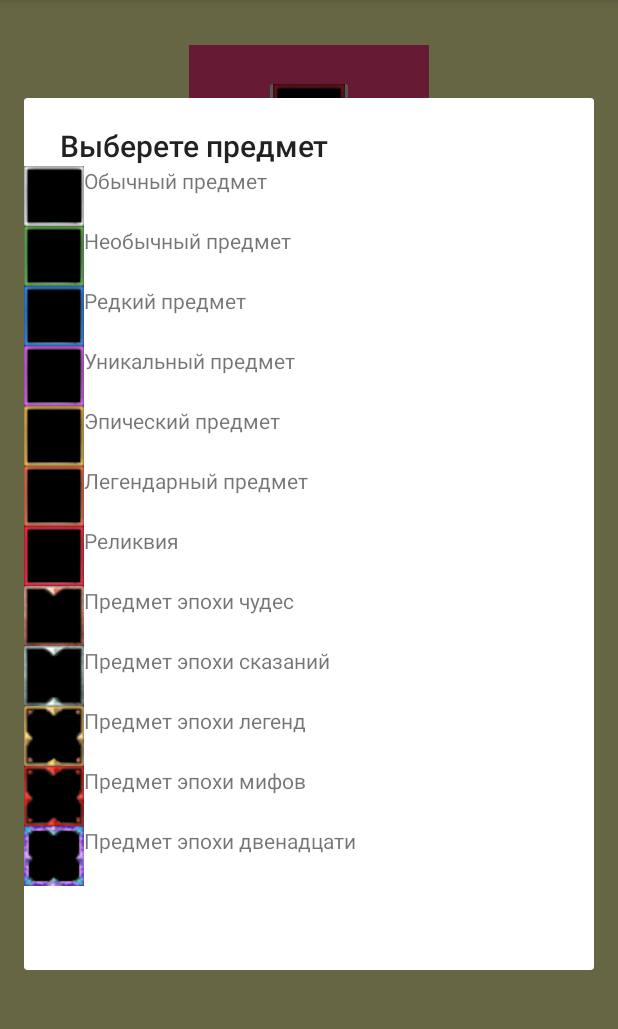
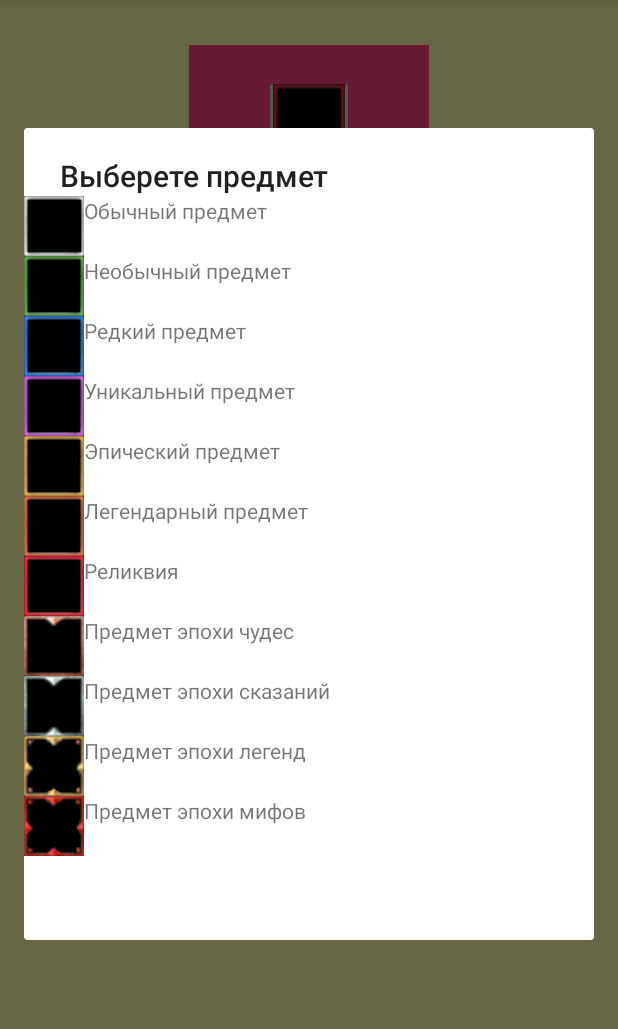
Before and after one commit to CrispyMoses/ArcheageRegrade, an Android app: the screen it shows after launch (RegradeActivity), after a tap on an icon or button, on a phone screen of 412 x 824 dp, the part 84-1113 px from its top. Run offline under Robolectric (Android 15) with nearby library versions, the phone set to English and light mode, and no system bars.

Commit message:
Commit 17

```diff
--- a/app/src/main/java/com/bignerdranch/android/archeageregrade/ItemPickerFragment.java
+++ b/app/src/main/java/com/bignerdranch/android/archeageregrade/ItemPickerFragment.java
@@ -47,7 +47,8 @@ public class ItemPickerFragment extends DialogFragment {
         mCode = getArguments().getInt(DIALOG_ITEM);
         mItemPosition = getArguments().getInt(ITEM_POSITION);
         if (mCode == RegradeFragment.ITEM_DIALOG_LIST_CODE) {
-            mItemsList = ItemsDataBase.getInstance().getItemList();
+            mItemsList = ItemsDataBase.getInstance().getItemList()
+                    .subList(0, ItemsDataBase.getInstance().getItemList().size() - 1);
         }
         else if (mCode == RegradeFragment.SCROLL_DIALOG_LIST_CODE)
             mItemsList = ItemsDataBase.getInstance().getScrollList();
--- a/app/src/main/java/com/bignerdranch/android/archeageregrade/RegradeFragment.java
+++ b/app/src/main/java/com/bignerdranch/android/archeageregrade/RegradeFragment.java
@@ -64,6 +64,7 @@ public class RegradeFragment extends Fragment {
         mTextChanceView = (TextView) v.findViewById(R.id.regrade_chance);
         mDestructible = (ImageView) v.findViewById(R.id.destruct_chance_image);
         mDegradable = (ImageView) v.findViewById(R.id.degrade_chance_image);
+        mOkButton = (Button) v.findViewById(R.id.ok_button);
         updateUI();
 
         mItemButton.setOnClickListener(new View.OnClickListener() {
@@ -85,7 +86,6 @@ public class RegradeFragment extends Fragment {
             }
         });
 
-        mOkButton = (Button) v.findViewById(R.id.ok_button);
         mOkButton.setOnClickListener(new View.OnClickListener() {
             @Override
             public void onClick(View v) {
@@ -168,10 +168,12 @@ public class RegradeFragment extends Fragment {
             mSuccessChance = (int) (mCurrentItem.getSuccessChance() * mCharm.getMultiplyIndex());
             mSuccessChance = mSuccessChance > 100 ? 100 : mSuccessChance;
             mTextChanceView.setText(mSuccessChance + "%");
+            mOkButton.setEnabled(true);
         }
         else {
             mSuccessChance = 0;
             mTextChanceView.setText(null);
+            mOkButton.setEnabled(false);
         }
     }
 
```
